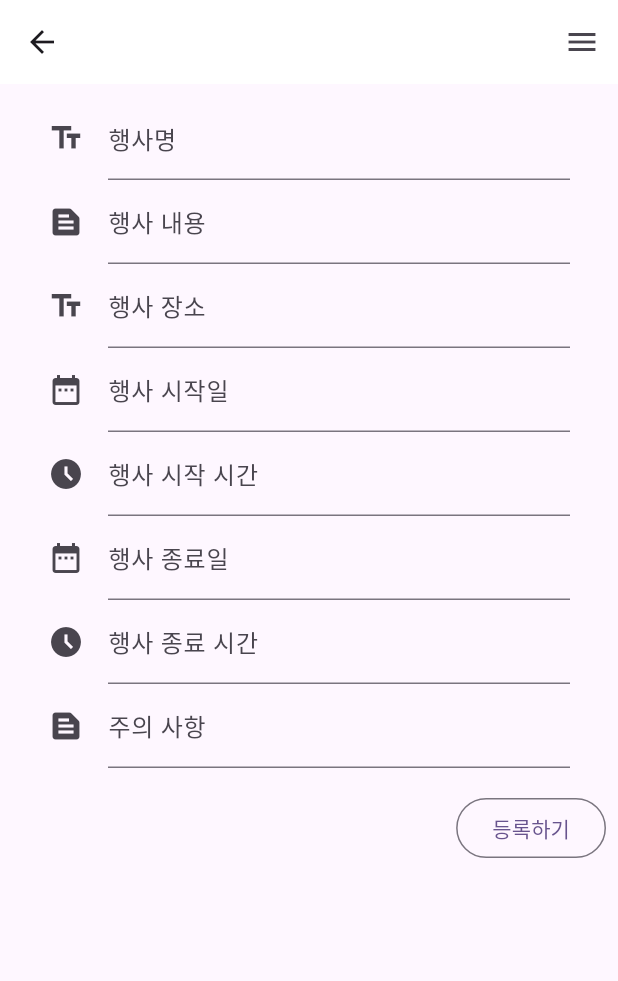
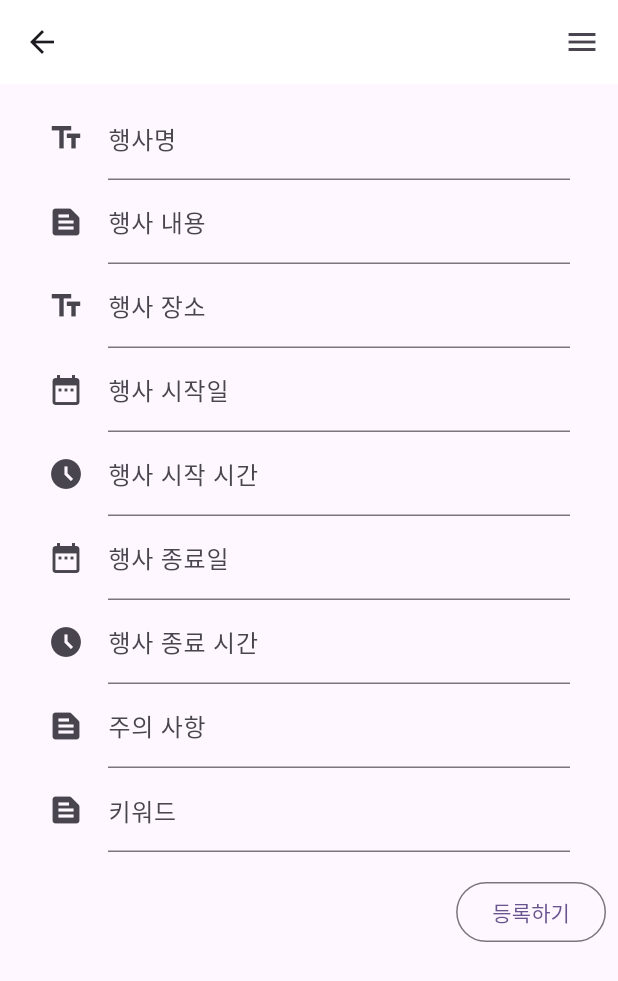
Before and after one commit to JangHyeonu/hackertohn_a, a Flutter app: the EventEditScreen screen opened by its route, on a phone screen of 412 x 824 dp. Shown: the top 981 px of the screen. Run offline on Flutter 3.47's test engine with Material 3 defaults, Android fonts, the light colour scheme and no system bars; our stand-ins replace cloud_firestore, firebase_auth, firebase_core, flutter_dotenv, flutter_riverpod, fluttertoast and 7 more; accounts and stored records are empty.

Commit message:
행사 등록 시간 설정 오류 수정

```diff
--- a/lib/event/view/event_edit_screen.dart
+++ b/lib/event/view/event_edit_screen.dart
@@ -67,6 +67,7 @@ class EventEditScreenState extends ConsumerState<EventEditScreen> {
                         label: Text("행사 내용"),
                       ),
                     ),
+                    // TODO :: 주소 입력 API
                     TextFormField(
                       onChanged: (value) {
                         state.location = value;
@@ -124,6 +125,7 @@ class EventEditScreenState extends ConsumerState<EventEditScreen> {
                           context: context,
                           initialTime: TimeOfDay.now(),
                         );
+                        setState(() {
                           state.startDatetime = DateTime(
                             state.startDatetime!.year,
                             state.startDatetime!.month,
@@ -136,6 +138,7 @@ class EventEditScreenState extends ConsumerState<EventEditScreen> {
                           if(state.endDatetime == null || state.endDatetime!.isBefore(state.startDatetime!)) {
                             state.endDatetime = state.startDatetime!;
                           }
+                        });
                       },
                       controller: TextEditingController(
                           text: (state.startDatetime != null) ? DateFormat("HH:mm").format(state!.startDatetime!) : "",
@@ -162,6 +165,11 @@ class EventEditScreenState extends ConsumerState<EventEditScreen> {
                           } else {
                             state.endDatetime = DateTime(selectedDate!.year, selectedDate!.month, selectedDate!.day, state.endDatetime!.hour, state.endDatetime!.minute);
                           }
+
+                          // 행사 시작 정보가 없거나 행사 종료일 보다 빠른 경우 행사 종료 시기와 맞춤
+                          if(state.startDatetime == null || state.endDatetime!.isBefore(state.startDatetime!)) {
+                            state.startDatetime = state.endDatetime!;
+                          }
                         });
                       },
                       controller: TextEditingController(
@@ -185,6 +193,7 @@ class EventEditScreenState extends ConsumerState<EventEditScreen> {
                           context: context,
                           initialTime: TimeOfDay.now(),
                         );
+                        setState(() {
                           state.endDatetime = DateTime(
                             state.endDatetime!.year,
                             state.endDatetime!.month,
@@ -192,6 +201,12 @@ class EventEditScreenState extends ConsumerState<EventEditScreen> {
                             selectedTime!.hour,
                             selectedTime!.minute,
                           );
+
+                          // 행사 시작 정보가 없거나 행사 종료일 보다 빠른 경우 행사 종료 시기와 맞춤
+                          if(state.startDatetime == null || state.endDatetime!.isBefore(state.startDatetime!)) {
+                            state.startDatetime = state.endDatetime!;
+                          }
+                        });
                       },
                       controller: TextEditingController(
                         text: (state.endDatetime != null) ? DateFormat("HH:mm").format(state!.endDatetime!) : "",
@@ -211,6 +226,18 @@ class EventEditScreenState extends ConsumerState<EventEditScreen> {
                       decoration: const InputDecoration(
                         icon: Icon(Icons.text_snippet),
                         label: Text("주의 사항"),
+                      ),
+                    ),
+                    TextFormField(
+                      onChanged: (value) {
+                        state.caution = value;
+                      },
+                      controller: TextEditingController(
+                          text: state.caution
+                      ),
+                      decoration: const InputDecoration(
+                        icon: Icon(Icons.text_snippet),
+                        label: Text("키워드"),
                       ),
                     ),
                   ],
```
Lines whose indentation alone changed are shown as unchanged.
